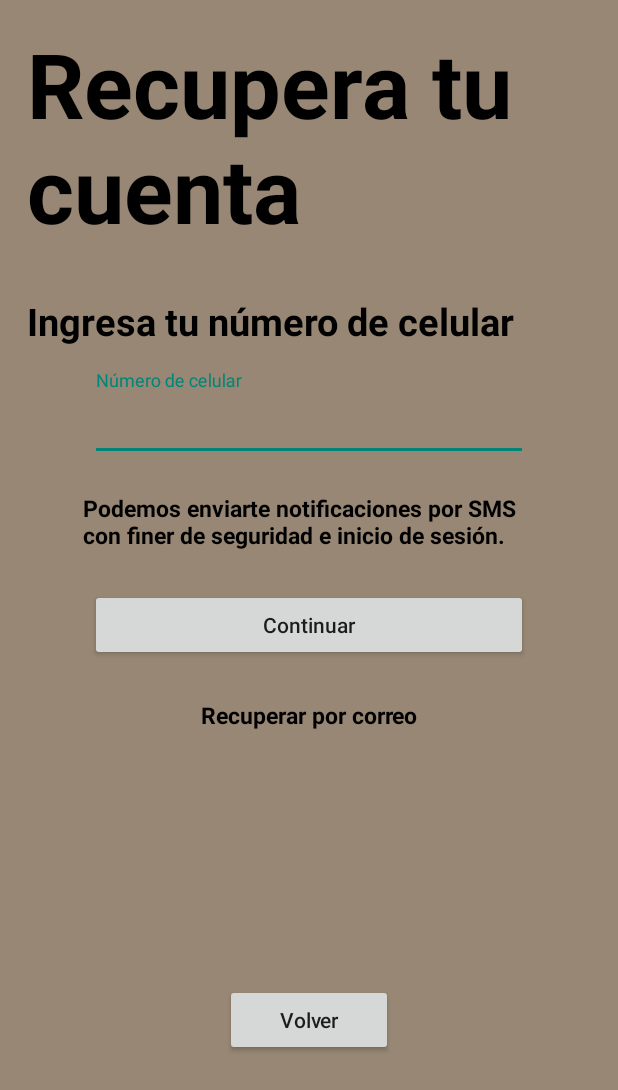
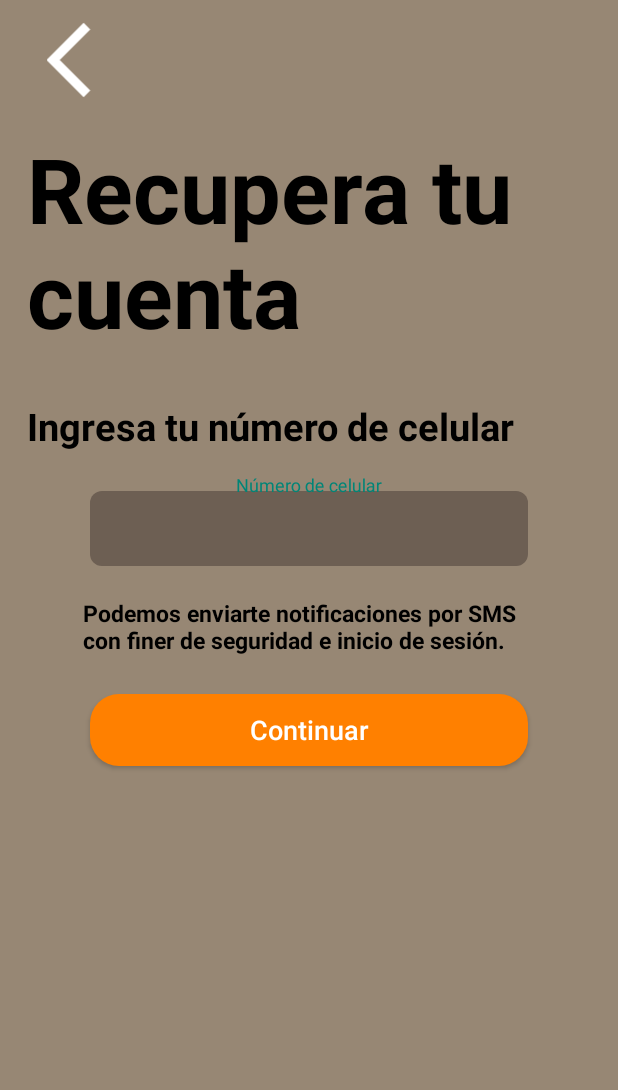
Before and after one commit to Rodrigo-Chavez/Yogues_Pet, an Android app: the RecuperarCuentaNumActivity screen opened directly, with no data from a screen before it, on a phone screen of 412 x 824 dp. Shown: the top 1090 px of the screen. Run offline under Robolectric (Android 15) with nearby library versions, the phone set to English and light mode, and no system bars.

Commit message:
Te carreo Rodrigo

```diff
--- a/app/src/main/java/com/example/yoguespet/actividades/BienvenidaActivity.java
+++ b/app/src/main/java/com/example/yoguespet/actividades/BienvenidaActivity.java
@@ -5,6 +5,7 @@ import androidx.appcompat.app.AppCompatActivity;
 import android.content.Intent;
 import android.os.Bundle;
 import android.view.View;
+import android.widget.Button;
 import android.widget.TextView;
 
 import com.example.yoguespet.R;
@@ -12,14 +13,19 @@ import com.example.yoguespet.R;
 public class BienvenidaActivity extends AppCompatActivity implements View.OnClickListener {
 
     TextView txtRecuperar;
+
+    Button btnRegistrar;
+
     @Override
     protected void onCreate(Bundle savedInstanceState) {
         super.onCreate(savedInstanceState);
         setContentView(R.layout.activity_bienvenida);
 
         txtRecuperar = findViewById(R.id.OlvidasteContra);
+        btnRegistrar = findViewById(R.id.CrearCuenta);
 
         txtRecuperar.setOnClickListener(this);
+        btnRegistrar.setOnClickListener(this);
     }
 
     @Override
@@ -28,6 +34,10 @@ public class BienvenidaActivity extends AppCompatActivity implements View.OnClic
             Intent iRecuperar = new Intent(this, RecuperarCuentaActivity.class);
             startActivity(iRecuperar);
             finish();
+        } else if (v.getId() == R.id.CrearCuenta) {
+            Intent iCrearC = new Intent(this, RegistrateActivity.class);
+            startActivity(iCrearC);
+            finish();
         }
     }
 }
--- a/app/src/main/java/com/example/yoguespet/actividades/RecuperarCuentaNumActivity.java
+++ b/app/src/main/java/com/example/yoguespet/actividades/RecuperarCuentaNumActivity.java
@@ -2,15 +2,37 @@ package com.example.yoguespet.actividades;
 
 import androidx.appcompat.app.AppCompatActivity;
 
+import android.content.Intent;
 import android.os.Bundle;
+import android.view.View;
+import android.widget.ImageView;
 
 import com.example.yoguespet.R;
 
-public class RecuperarCuentaNumActivity extends AppCompatActivity {
+public class RecuperarCuentaNumActivity extends AppCompatActivity implements View.OnClickListener {
+
+    ImageView imgVolver;
 
     @Override
     protected void onCreate(Bundle savedInstanceState) {
         super.onCreate(savedInstanceState);
         setContentView(R.layout.activity_recuperar_cuenta_num);
+
+        imgVolver = findViewById(R.id.imgVolver);
+
+        imgVolver.setOnClickListener(this);
+    }
+
+    @Override
+    public void onClick(View v) {
+        if(v.getId() == R.id.imgVolver){
+            volver();
+        }
+    }
+
+    private void volver() {
+        Intent iVolver = new Intent(this, BienvenidaActivity.class);
+        startActivity(iVolver);
+        finish();
     }
 }
--- a/app/src/main/res/layout/activity_recuperar_cuenta.xml
+++ b/app/src/main/res/layout/activity_recuperar_cuenta.xml
@@ -56,8 +56,7 @@
                 android:background="@drawable/edit_text_inicio_sesion"
                 android:hint="@string/RecuperarPorCorreo"
                 android:gravity="center"
-                android:textAllCaps="false"
-                android:textColor="@color/white"/>
+                android:textAllCaps="false"/>
         </com.google.android.material.textfield.TextInputLayout>
 
         <Button
--- a/app/src/main/res/layout/activity_recuperar_cuenta_num.xml
+++ b/app/src/main/res/layout/activity_recuperar_cuenta_num.xml
@@ -14,6 +14,16 @@
         android:orientation="vertical"
         tools:layout_editor_absoluteX="0dp"
         tools:layout_editor_absoluteY="16dp">
+
+        <ImageView
+            android:id="@+id/imgVolver"
+            android:layout_width="match_parent"
+            android:layout_height="60dp"
+            android:src="@drawable/ic_back"
+            android:layout_marginRight="300dp"
+            android:layout_marginLeft="10dp"
+            android:layout_marginTop="10dp"/>
+
         <TextView
             android:layout_width="match_parent"
             android:layout_height="wrap_content"
@@ -36,17 +46,18 @@
 
         <com.google.android.material.textfield.TextInputLayout
             android:layout_width="match_parent"
-            android:layout_height="wrap_content">
+            android:layout_height="wrap_content"
+            android:textColorHint="@color/white">
             <EditText
                 android:id="@+id/CelCorreo"
                 android:layout_width="match_parent"
                 android:layout_height="50dp"
                 android:layout_marginHorizontal="60dp"
                 android:layout_marginVertical="5dp"
-                android:backgroundTint="@color/btnMarron"
+                android:background="@drawable/edit_text_inicio_sesion"
                 android:hint="@string/NumCel"
                 android:textAllCaps="false"
-                android:textColor="@color/white"/>
+                android:gravity="center"/>
         </com.google.android.material.textfield.TextInputLayout>
 
         <TextView
@@ -58,34 +69,18 @@
             android:textColor="@color/black"
             android:layout_marginHorizontal="55dp"
             android:layout_marginVertical="15dp"/>
+
         <Button
             android:id="@+id/ContinuarCCel"
             android:layout_width="match_parent"
             android:layout_height="wrap_content"
+            android:background="@drawable/edit_button"
             android:text="@string/Continuar"
             android:textAllCaps="false"
             android:layout_marginHorizontal="60dp"
-            android:layout_marginVertical="10dp"/>
+            android:layout_marginVertical="10dp"
+            android:textColor="@color/white"
+            android:textSize="18dp"/>
 
-        <TextView
-            android:id="@+id/RecuperarConCorreo"
-            android:layout_width="match_parent"
-            android:layout_height="wrap_content"
-            android:text="@string/RecuperarPorCorreo"
-            android:textSize="15dp"
-            android:textStyle="bold"
-            android:gravity="center"
-            android:textColor="@color/black"
-            android:layout_marginHorizontal="55dp"
-            android:layout_marginVertical="15dp"/>
-
-        <Button
-            android:id="@+id/VolverBienvenida"
-            android:layout_width="match_parent"
-            android:layout_height="wrap_content"
-            android:text="@string/volver_Bienvenida"
-            android:textAllCaps="false"
-            android:layout_marginHorizontal="150dp"
-            android:layout_marginTop="153dp"/>
     </LinearLayout>
 </androidx.constraintlayout.widget.ConstraintLayout>
```
